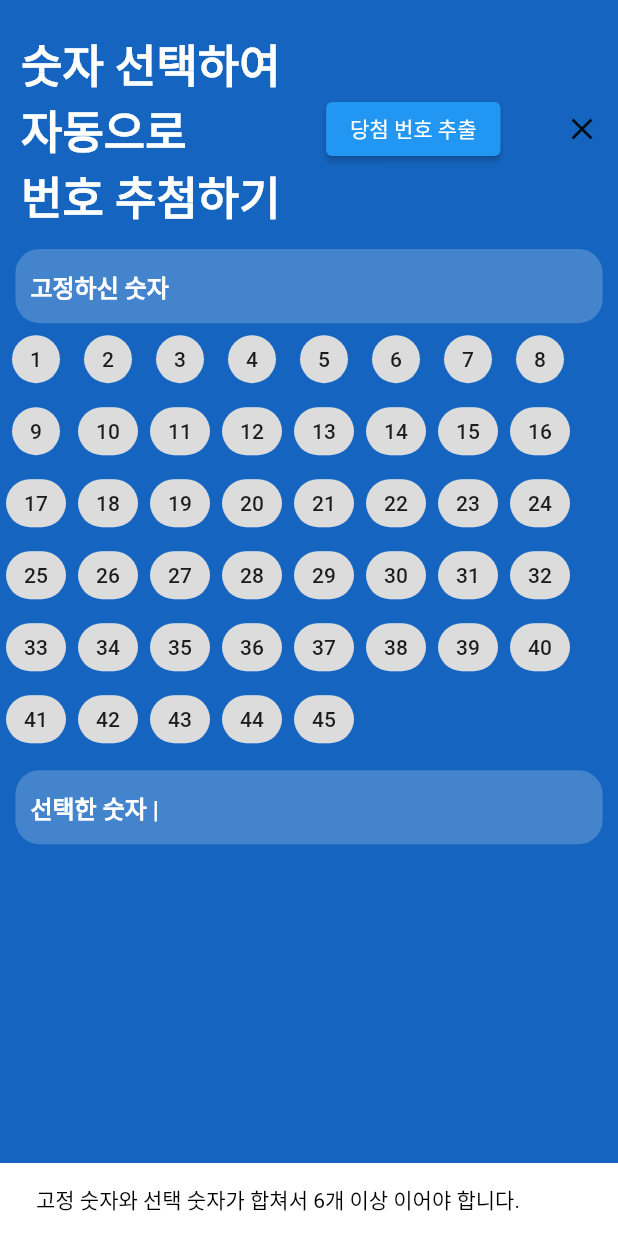
After one commit to imkilwon/for_prize, a Flutter app: the SemiAutoSelectNumberLotteryScreen screen opened directly, after a tap on "당첨 번호 추출", on a phone screen of 412 x 824 dp. The commit adds this screen. Run offline on Flutter 3.47's test engine with Material 2 defaults, Android fonts, the phone set to English and light mode, and no system bars; our stand-ins replace shared_preferences; accounts and stored records are empty.

Commit message:
숫자 선택 후 추출 구현 완료

```diff
--- a/lib/screens/auto_lottery_screen.dart
+++ b/lib/screens/auto_lottery_screen.dart
@@ -1,6 +1,7 @@
 import 'package:flutter/material.dart';
 import 'package:for_prize/main.dart';
 import 'package:for_prize/screens/auto_all_number_lottery_screen.dart';
+import 'package:for_prize/screens/auto_select_number_lottery_screen.dart';
 import 'package:for_prize/widgets/function_guide_widget.dart';
 
 class AutoLotteryScreen extends StatelessWidget {
@@ -27,7 +28,7 @@ class AutoLotteryScreen extends StatelessWidget {
             ),
             SizedBox(height: 50,),
             FunctionGuideWidget(functionName: "전체 숫자 중 추첨", page: AutoAllNumberLotteryScreen()),
-            FunctionGuideWidget(functionName: "선택한 숫자 중 추첨", page: ForPrize()),
+            FunctionGuideWidget(functionName: "선택한 숫자 중 추첨", page: AutoSelectNumberLotteryScreen()),
             FunctionGuideWidget(functionName: "각 구간별 개수 선택 후 추첨", page: ForPrize()),
             FunctionGuideWidget(functionName: "숫자 선택 후 구간별 개수 추첨", page: ForPrize()),
             Divider(height: 15,color: Colors.white,),
--- /dev/null
+++ b/lib/screens/semi_auto_select_number_lottery_screen.dart
@@ -0,0 +1,203 @@
+import 'dart:math';
+
+import 'package:flutter/material.dart';
+import 'package:for_prize/utils/utils.dart';
+import 'package:for_prize/widgets/show_number_widget.dart';
+
+class SemiAutoSelectNumberLotteryScreen extends StatefulWidget {
+  const SemiAutoSelectNumberLotteryScreen({Key? key}) : super(key: key);
+
+  @override
+  State<SemiAutoSelectNumberLotteryScreen> createState() =>
+      _SemiAutoSelectNumberLotteryScreenState();
+}
+
+class _SemiAutoSelectNumberLotteryScreenState
+    extends State<SemiAutoSelectNumberLotteryScreen> {
+  List<int> holdNumber = [];
+  List<List<int>> resultSet = [];
+
+  //ChoiceChip 선택할 수 있게 해주는 selectedIndex 선언
+  List<bool> _isClicked = [];
+
+  //생성된 값을 넣을 lottoSet
+  List<int> numberSet = [];
+
+  @override
+  void initState() {
+    holdNumber = Utils().readStringListData("Hold Number");
+  }
+
+  @override
+  Widget build(BuildContext context) {
+    //선택한 번호를 담을 numberSet
+    List<int> lottoSet = [];
+    List<int> tmp = [];
+    for (int i = 0; i < 45; i++) {
+      _isClicked.add(false);
+      //전체에 다 클릭되지 않았다는 값을 넣고 시작
+    }
+    return Scaffold(
+        backgroundColor: Colors.blue[800],
+        body: SingleChildScrollView(
+          physics: ScrollPhysics(),
+          child: SafeArea(
+            child: Column(
+              children: [
+                Padding(
+                  padding:
+                      const EdgeInsets.only(top: 20, left: 14.0, bottom: 4),
+                  child: Row(
+                    mainAxisAlignment: MainAxisAlignment.spaceBetween,
+                    children: [
+                      const Text(
+                        "숫자 선택하여\n자동으로 \n번호 추첨하기",
+                        style: TextStyle(
+                            fontSize: 30,
+                            color: Colors.white,
+                            fontWeight: FontWeight.bold),
+                      ),
+                      ElevatedButton(
+                          onPressed: () {
+                            setState(() {
+                              if (numberSet.length + holdNumber.length < 6) {
+                                ScaffoldMessenger.of(context).showSnackBar(
+                                  const SnackBar(
+                                    backgroundColor: Colors.white,
+                                    duration: Duration(seconds: 1),
+                                    content: Text("고정 숫자와 선택 숫자가 합쳐서 6개 이상 이어야 합니다.",style: TextStyle(color: Colors.black),),
+                                  ),
+                                );
+                              } else {
+                                tmp.clear();
+                                lottoSet.clear();
+                                //여러 번 누를 수 있기 때문에 누를 때마다 clear할 수 있게 만듦
+                                while (true) {
+                                  var rnd = Random().nextInt(numberSet.length);
+                                  //numberSet에 들어있는 숫자에 대응되는 인덱스를 사용하는 방식
+
+                                  if (!tmp.contains(rnd)) {
+                                    //lottoSet에 랜덤 숫자가 없다? == 중복되지 않은 숫자
+                                    lottoSet.add(numberSet[rnd]);
+                                    tmp.add(rnd);
+                                    //lottoSet에 넣음
+                                  }
+                                  if (tmp.length + holdNumber.length == 6) {
+                                    lottoSet.addAll(holdNumber);
+                                    lottoSet.sort();
+                                    var result = lottoSet;
+                                    resultSet.add(result);
+                                    //lottoSet의 개수가 원하는 만큼 되면 정렬하고 탈출
+                                    break;
+                                  }
+                                }
+                              }
+                            });
+                          },
+                          child: Text("당첨 번호 추출")),
+                      IconButton(
+                        onPressed: () {
+                          Navigator.pop(context);
+                        },
+                        icon: const Icon(Icons.close),
+                      ),
+                    ],
+                  ),
+                ),
+                ShowNumberWidget(showText: "고정하신 숫자", numSet: holdNumber),
+                Wrap(
+                  //가로로 길게 나열한 위젯들이 기기의 해상도를 초과할 경우
+                  //다음 줄에 나타날 수 있께 해주는 Wrap위젯 이용
+                  children: [
+                    for (int i = 0; i < 45; i++)
+                      //위젯을 여러 개 사용해야 하므로 for를 이용한다.
+                      ChoiceChip(
+                        //로또 번호를 선택할 수 있게 만들어주는 ChoiceChip 사용
+                        label: Text("${i + 1}"),
+                        //해당 ChoiceChip에 번호를 나타내야하므로 적음
+                        selected: _isClicked[i],
+                        //selected가 true가 되면 ChoiceChip이 선택되고 false면 선택되지 않는다.
+                        onSelected: (newBool) {
+                          //누르면 효과를 적어주기 위해 onSelected옵션
+                          setState(() {
+                            //눌렀을 때 화면의 상태를 어떻게 변경시킬지에 대해 적을 setState
+                            //selectedIndex에 i를 넣어서 해당 번호가 selected에서 true가 되게 만든다.
+                            //이러면 20을 누르면 selected에 20이 들어가고 색칠된 상태로 표시된다.
+                            //이후 5를 누르면 selected에 5가 들어가고 20의 색칠이 지워지고 5에 색칠이 된다.
+                            if (!(numberSet.contains(i + 1))) {
+                              //만약 누른 번호가 numberSet에 없다면?
+                              if (!holdNumber.contains(i + 1)) {
+                                _isClicked[i] = !_isClicked[i];
+                                //고정하지도 않았다면
+                                numberSet.add(i + 1);
+                                //추가
+                                numberSet.sort();
+                                //numberSet에 해당 번호를 누른다.
+                              } else {
+                                ScaffoldMessenger.of(context).showSnackBar(
+                                  const SnackBar(
+                                    backgroundColor: Colors.white,
+                                    duration: Duration(seconds: 1),
+                                    content: Text("고정하신 번호를 선택하실 수 없습니다.",style: TextStyle(color: Colors.black),),
+                                  ),
+                                );
+                              }
+                            } else {
+                              numberSet.remove(i + 1);
+                              numberSet.sort();
+                            }
+                          });
+                        },
+                      ),
+                    ShowNumberWidget(showText: "선택한 숫자 | ", numSet: numberSet),
+                    ListView.builder(
+                        physics: NeverScrollableScrollPhysics(),
+                        shrinkWrap: true,
+                        itemCount: resultSet.length,
+                        itemBuilder: (context, index_ex) {
+                          return Container(
+                            margin: EdgeInsets.all(10),
+                            padding: EdgeInsets.all(10),
+                            width: double.infinity,
+                            height: 50,
+                            decoration: BoxDecoration(
+                              color: Colors.white54,
+                              borderRadius: BorderRadius.circular(14),
+                            ),
+                            child: Row(
+                              children: [
+                                Text(
+                                  "${index_ex + 1}.",
+                                  style: TextStyle(
+                                      fontSize: 15,
+                                      fontWeight: FontWeight.bold),
+                                ),
+                                SizedBox(
+                                  width: 15,
+                                ),
+                                ListView.separated(
+                                  shrinkWrap: true,
+                                  separatorBuilder: (context, index) {
+                                    return const SizedBox(
+                                      width: 14,
+                                    );
+                                  },
+                                  itemCount: 6,
+                                  scrollDirection: Axis.horizontal,
+                                  itemBuilder: (context, index_in) {
+                                    return Number(
+                                        resultSet[index_ex][index_in]);
+                                  },
+                                ),
+                              ],
+                            ),
+                          );
+                        }),
+                  ],
+                ),
+              ],
+            ),
+          ),
+        ));
+  }
+}
```
Also changed, not shown: lib/screens/auto_select_number_lottery_screen.dart (added, +175 -0 lines), lib/screens/semi_auto_lottery_screen.dart (+6 -5 lines).
